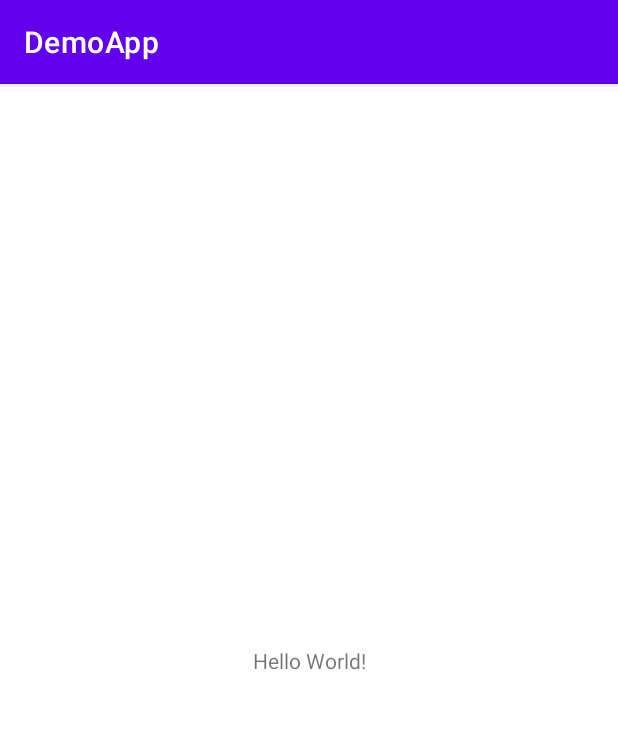
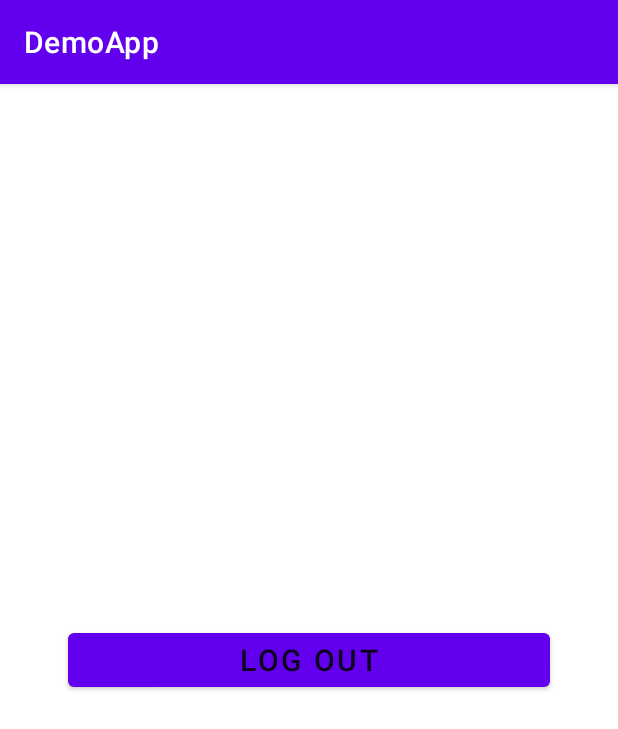
Before and after one commit to sarma923/DemoApp, an Android app: the screen it shows after launch once a user with an empty profile is signed in (MainActivity), on a phone screen of 412 x 824 dp. Shown: the top 729 px of the screen. Run offline under Robolectric (Android 15) with nearby library versions, the phone set to English and light mode, and no system bars; our stand-ins replace Firebase (no records; nobody signed in at launch, a user with empty details on screens opened directly).

Commit message:
minor changes

```diff
--- a/app/src/main/java/com/example/demoapp/DetailsActivity.kt
+++ b/app/src/main/java/com/example/demoapp/DetailsActivity.kt
@@ -43,7 +43,7 @@ class DetailsActivity() : AppCompatActivity() {
              else
              {
                  insertIntoDatabase(date!!)
-                 Toast.makeText(this,"Profile Updated",Toast.LENGTH_SHORT).show()
+                 Toast.makeText(this,"Profile Added",Toast.LENGTH_SHORT).show()
                  val intent = Intent(this,MainActivity::class.java)
                  startActivity(intent)
                  finish()
--- a/app/src/main/java/com/example/demoapp/MainActivity.kt
+++ b/app/src/main/java/com/example/demoapp/MainActivity.kt
@@ -1,11 +1,31 @@
 package com.example.demoapp
 
+import android.content.Intent
 import androidx.appcompat.app.AppCompatActivity
 import android.os.Bundle
+import com.example.demoapp.auth.LoginActivity
+import com.example.demoapp.databinding.ActivityMainBinding
+import com.google.firebase.auth.FirebaseAuth
 
 class MainActivity : AppCompatActivity() {
+    private lateinit var binding: ActivityMainBinding
+    lateinit var firebaseAuth: FirebaseAuth
     override fun onCreate(savedInstanceState: Bundle?) {
         super.onCreate(savedInstanceState)
-        setContentView(R.layout.activity_main)
+        binding = ActivityMainBinding.inflate(layoutInflater)
+        val view = binding.root
+        setContentView(view)
+
+        firebaseAuth = FirebaseAuth.getInstance()
+
+
+        binding.btnLogout.setOnClickListener {
+            FirebaseAuth.getInstance().signOut()
+            val intent = Intent(this, LoginActivity::class.java)
+            startActivity(intent)
+
+        }
+
+
     }
 }
--- a/app/src/main/java/com/example/demoapp/auth/SignUpActivity.kt
+++ b/app/src/main/java/com/example/demoapp/auth/SignUpActivity.kt
@@ -44,7 +44,7 @@ class SignUpActivity : AppCompatActivity() {
             Toast.makeText(this,"Please enter your email and password", Toast.LENGTH_SHORT).show()
         }
 
-        if(password.equals(confirmPassword))
+        if(password!=confirmPassword)
         {
             Toast.makeText(this,"Password and Confirm password doesn't match", Toast.LENGTH_SHORT).show()
         }
--- a/app/src/main/res/layout/activity_main.xml
+++ b/app/src/main/res/layout/activity_main.xml
@@ -6,13 +6,17 @@
     android:layout_height="match_parent"
     tools:context=".MainActivity">
 
-    <TextView
-        android:layout_width="wrap_content"
+
+    <Button
+        android:id="@+id/btnLogout"
+        android:layout_width="0dp"
         android:layout_height="wrap_content"
-        android:text="Hello World!"
+        android:layout_marginStart="45dp"
+        android:layout_marginEnd="45dp"
+        android:text="Log Out"
+        style="@style/TextAppearance.AppCompat.Title"
         app:layout_constraintBottom_toBottomOf="parent"
-        app:layout_constraintLeft_toLeftOf="parent"
-        app:layout_constraintRight_toRightOf="parent"
+        app:layout_constraintEnd_toEndOf="parent"
+        app:layout_constraintStart_toStartOf="parent"
         app:layout_constraintTop_toTopOf="parent" />
-
 </androidx.constraintlayout.widget.ConstraintLayout>
```
